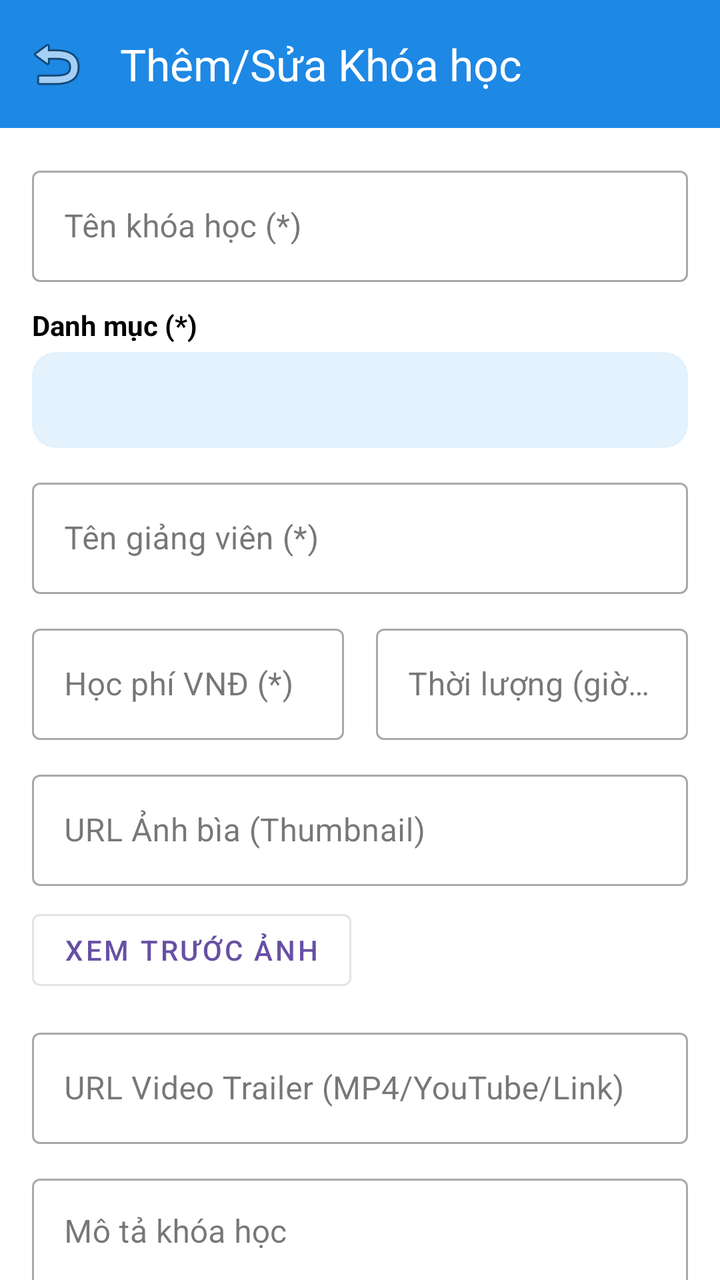
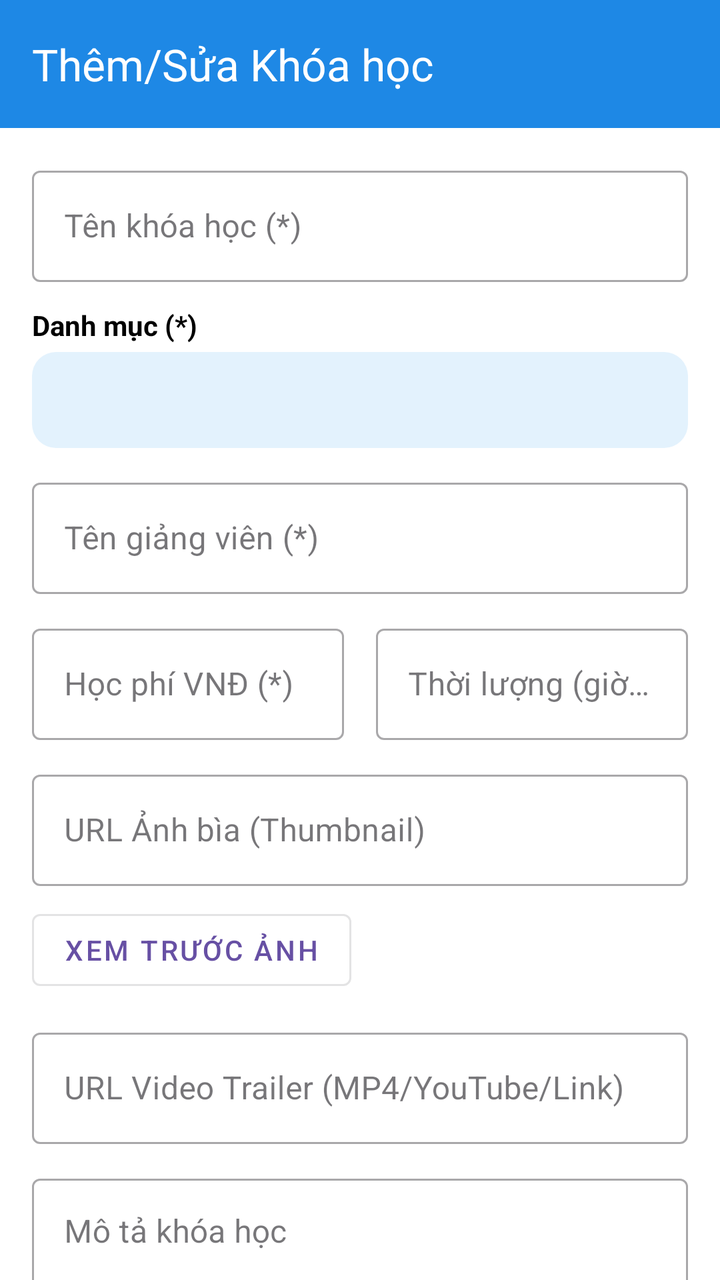

Two renders of the same Android screen: before a commit and after it. Below are the layout's source before the change and the commit's diff.
<!-- AndroidManifest.xml: application theme Theme.CourseManagement -->
<!-- res/layout/activity_add_edit_course.xml -->
<?xml version="1.0" encoding="utf-8"?>
<androidx.coordinatorlayout.widget.CoordinatorLayout xmlns:android="http://schemas.android.com/apk/res/android"
    xmlns:app="http://schemas.android.com/apk/res-auto"
    xmlns:tools="http://schemas.android.com/tools"
    android:layout_width="match_parent"
    android:layout_height="match_parent"
    android:background="@color/white">

    <com.google.android.material.appbar.AppBarLayout
        android:layout_width="match_parent"
        android:layout_height="wrap_content"
        android:theme="@style/ThemeOverlay.AppCompat.Dark.ActionBar">

        <androidx.appcompat.widget.Toolbar
            android:id="@+id/toolbar"
            android:layout_width="match_parent"
            android:layout_height="?attr/actionBarSize"
            android:background="@color/primary_blue"
            app:navigationIcon="@android:drawable/ic_menu_revert"
            app:title="Thêm/Sửa Khóa học"
            app:titleTextColor="@color/white" />

    </com.google.android.material.appbar.AppBarLayout>

    <androidx.core.widget.NestedScrollView
        android:layout_width="match_parent"
        android:layout_height="match_parent"
        app:layout_behavior="@string/appbar_scrolling_view_behavior">

        <LinearLayout
            android:layout_width="match_parent"
            android:layout_height="wrap_content"
            android:orientation="vertical"
            android:padding="16dp">

            <com.google.android.material.textfield.TextInputLayout
                android:layout_width="match_parent"
                android:layout_height="wrap_content"
                android:hint="Tên khóa học (*)"
                style="@style/Widget.MaterialComponents.TextInputLayout.OutlinedBox">

                <com.google.android.material.textfield.TextInputEditText
                    android:id="@+id/etTitle"
                    android:layout_width="match_parent"
                    android:layout_height="wrap_content"
                    android:inputType="textCapWords" />

            </com.google.android.material.textfield.TextInputLayout>

            <TextView
                android:layout_width="wrap_content"
                android:layout_height="wrap_content"
                android:layout_marginTop="12dp"
                android:text="Danh mục (*)"
                android:textColor="@color/black"
                android:textSize="14sp"
                android:textStyle="bold" />

            <Spinner
                android:id="@+id/spinnerCategory"
                android:layout_width="match_parent"
                android:layout_height="48dp"
                android:layout_marginTop="4dp"
                android:background="@drawable/bg_category_badge" />

            <com.google.android.material.textfield.TextInputLayout
                android:layout_width="match_parent"
                android:layout_height="wrap_content"
                android:layout_marginTop="12dp"
                android:hint="Tên giảng viên (*)"
                style="@style/Widget.MaterialComponents.TextInputLayout.OutlinedBox">

                <com.google.android.material.textfield.TextInputEditText
                    android:id="@+id/etInstructor"
                    android:layout_width="match_parent"
                    android:layout_height="wrap_content"
                    android:inputType="textCapWords" />

            </com.google.android.material.textfield.TextInputLayout>

            <LinearLayout
                android:layout_width="match_parent"
                android:layout_height="wrap_content"
                android:layout_marginTop="12dp"
                android:orientation="horizontal">

                <com.google.android.material.textfield.TextInputLayout
                    android:layout_width="0dp"
                    android:layout_height="wrap_content"
                    android:layout_weight="1"
                    android:layout_marginEnd="8dp"
                    android:hint="Học phí VNĐ (*)"
                    style="@style/Widget.MaterialComponents.TextInputLayout.OutlinedBox">

                    <com.google.android.material.textfield.TextInputEditText
                        android:id="@+id/etPrice"
                        android:layout_width="match_parent"
                        android:layout_height="wrap_content"
                        android:inputType="numberDecimal" />

                </com.google.android.material.textfield.TextInputLayout>

                <com.google.android.material.textfield.TextInputLayout
                    android:layout_width="0dp"
                    android:layout_height="wrap_content"
                    android:layout_weight="1"
                    android:layout_marginStart="8dp"
                    android:hint="Thời lượng (giờ) (*)"
                    style="@style/Widget.MaterialComponents.TextInputLayout.OutlinedBox">

                    <com.google.android.material.textfield.TextInputEditText
                        android:id="@+id/etDuration"
                        android:layout_width="match_parent"
                        android:layout_height="wrap_content"
                        android:inputType="numberDecimal" />

                </com.google.android.material.textfield.TextInputLayout>

            </LinearLayout>

            <com.google.android.material.textfield.TextInputLayout
                android:layout_width="match_parent"
                android:layout_height="wrap_content"
                android:layout_marginTop="12dp"
                android:hint="URL Ảnh bìa (Thumbnail)"
                style="@style/Widget.MaterialComponents.TextInputLayout.OutlinedBox">

                <com.google.android.material.textfield.TextInputEditText
                    android:id="@+id/etThumbnail"
                    android:layout_width="match_parent"
                    android:layout_height="wrap_content"
                    android:inputType="textUri" />

            </com.google.android.material.textfield.TextInputLayout>

            <LinearLayout
                android:layout_width="match_parent"
                android:layout_height="wrap_content"
                android:layout_marginTop="8dp"
                android:gravity="center_vertical"
                android:orientation="horizontal">

                <Button
                    android:id="@+id/btnPreviewImage"
                    style="@style/Widget.MaterialComponents.Button.OutlinedButton"
                    android:layout_width="wrap_content"
                    android:layout_height="wrap_content"
                    android:text="Xem trước ảnh" />

                <ImageView
                    android:id="@+id/imgPreview"
                    android:layout_width="60dp"
                    android:layout_height="60dp"
                    android:layout_marginStart="16dp"
                    android:background="@color/gray_bg"
                    android:scaleType="centerCrop"
                    android:visibility="gone" />
            </LinearLayout>

            <com.google.android.material.textfield.TextInputLayout
                android:layout_width="match_parent"
                android:layout_height="wrap_content"
                android:layout_marginTop="12dp"
                android:hint="URL Video Trailer (MP4/YouTube/Link)"
                style="@style/Widget.MaterialComponents.TextInputLayout.OutlinedBox">

                <com.google.android.material.textfield.TextInputEditText
                    android:id="@+id/etTrailerUrl"
                    android:layout_width="match_parent"
                    android:layout_height="wrap_content"
                    android:inputType="textUri" />

            </com.google.android.material.textfield.TextInputLayout>

            <com.google.android.material.textfield.TextInputLayout
                android:layout_width="match_parent"
                android:layout_height="wrap_content"
                android:layout_marginTop="12dp"
                android:hint="Mô tả khóa học"
                style="@style/Widget.MaterialComponents.TextInputLayout.OutlinedBox">

                <com.google.android.material.textfield.TextInputEditText
                    android:id="@+id/etDescription"
                    android:layout_width="match_parent"
                    android:layout_height="wrap_content"
                    android:gravity="top"
                    android:inputType="textMultiLine"
                    android:minLines="4" />

            </com.google.android.material.textfield.TextInputLayout>

            <FrameLayout
                android:layout_width="match_parent"
                android:layout_height="wrap_content"
                android:layout_marginTop="24dp"
                android:layout_marginBottom="16dp">

                <Button
                    android:id="@+id/btnSave"
                    android:layout_width="match_parent"
                    android:layout_height="54dp"
                    android:backgroundTint="@color/primary_blue"
                    android:text="LƯU KHÓA HỌC"
                    android:textColor="@color/white"
                    android:textSize="16sp"
                    android:textStyle="bold" />

                <ProgressBar
                    android:id="@+id/progressBar"
                    android:layout_width="wrap_content"
                    android:layout_height="wrap_content"
                    android:layout_gravity="center"
                    android:visibility="gone" />

            </FrameLayout>

        </LinearLayout>

    </androidx.core.widget.NestedScrollView>

</androidx.coordinatorlayout.widget.CoordinatorLayout>
<!-- resources referenced by this layout -->
<resources>
  <color name="black">#FF000000</color>
  <color name="gray_bg">#F5F5F5</color>
  <color name="primary_blue">#1E88E5</color>
  <color name="white">#FFFFFFFF</color>
  <!-- drawable bg_category_badge (drawable) -->
  <?xml version="1.0" encoding="utf-8"?>
  <shape xmlns:android="http://schemas.android.com/apk/res/android"
      android:shape="rectangle">
      <solid android:color="@color/bg_category_tag" />
      <corners android:radius="12dp" />
      <padding
          android:left="8dp"
          android:top="2dp"
          android:right="8dp"
          android:bottom="2dp" />
  </shape>
  <style name="Theme.CourseManagement" parent="Base.Theme.CourseManagement" />
  <color name="bg_category_tag">#E3F2FD</color>
  <style name="Base.Theme.CourseManagement" parent="Theme.Material3.DayNight.NoActionBar">
          
          
      </style>
</resources>

<!-- the commit's change to res/layout/activity_add_edit_course.xml (unified diff, before → after) -->
@@ -16,7 +16,6 @@
             android:layout_width="match_parent"
             android:layout_height="?attr/actionBarSize"
             android:background="@color/primary_blue"
-            app:navigationIcon="@android:drawable/ic_menu_revert"
             app:title="Thêm/Sửa Khóa học"
             app:titleTextColor="@color/white" />
 
